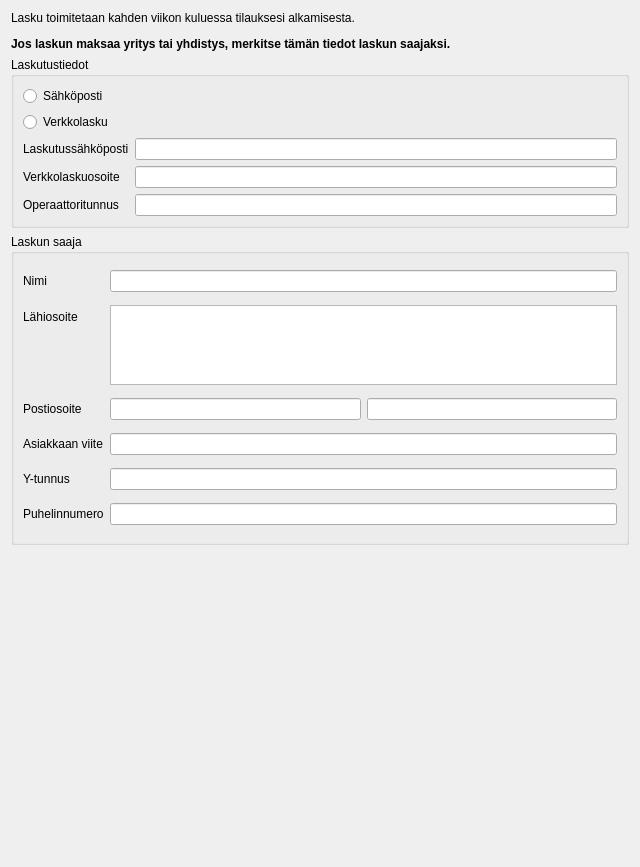
The window that kitsas/tilaus/tilausyhteys.ui (artoh/kitupiikki) describes before a commit, drawn with Qt 5.
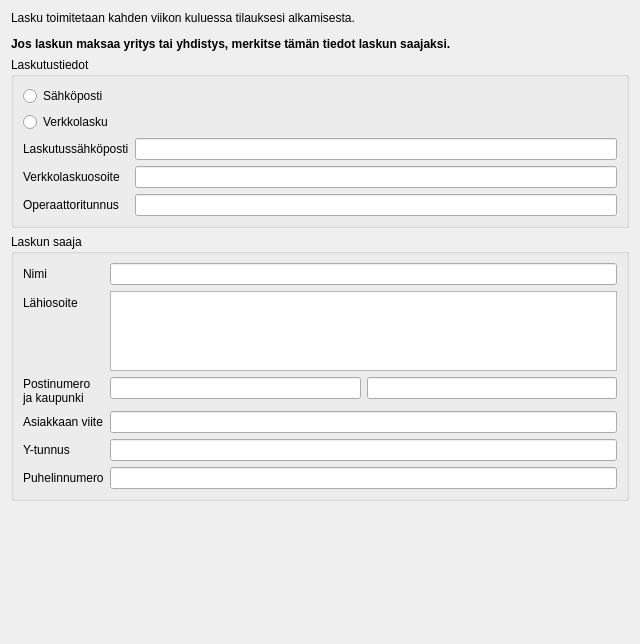
The same window after the commit.

```diff
--- a/kitsas/tilaus/tilausyhteys.ui
+++ b/kitsas/tilaus/tilausyhteys.ui
@@ -7,7 +7,7 @@
     <x>0</x>
     <y>0</y>
     <width>640</width>
-    <height>867</height>
+    <height>644</height>
    </rect>
   </property>
   <property name="windowTitle">
@@ -129,7 +129,8 @@
       <item row="2" column="0">
        <widget class="QLabel" name="label_6">
         <property name="text">
-         <string>Postiosoite</string>
+         <string>Postinumero
+ja kaupunki</string>
         </property>
        </widget>
       </item>
```
